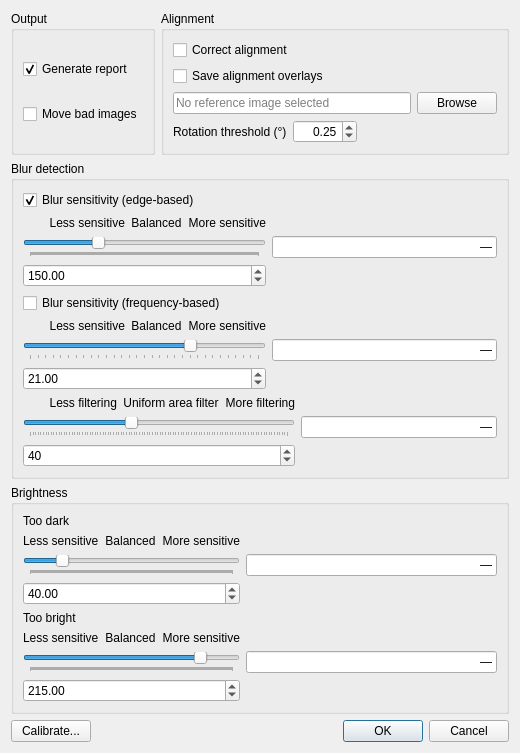
Qt form src/GRIME_AI/dialogs/triage/QDialog_TriageOptions.ui (JohnStranzl/GRIME-AI) before a commit.
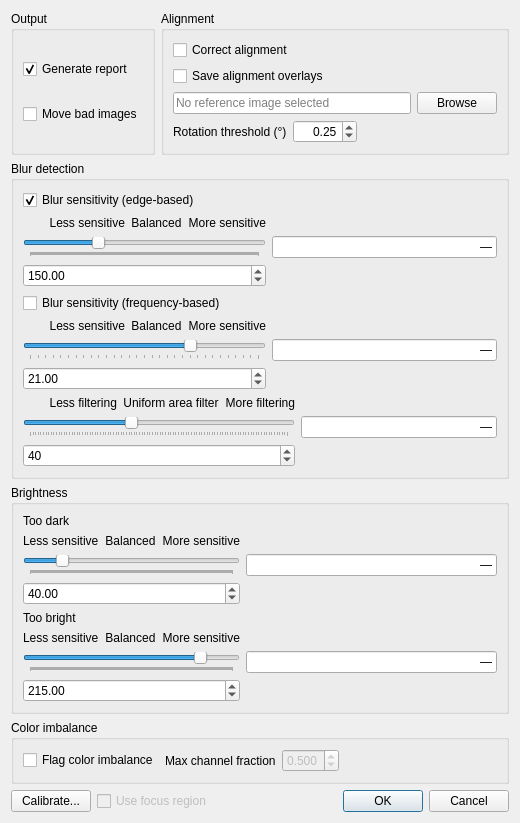
The same form after that commit.

Commit message: New Triage Calibration capability Added capability to use good/bad images classified as being blurry, under/over-exposed, or color imbalanced to calibrate the values needed by image tirage algorithms (FFT, Laplacian, etc.) to identify potentially problematic images.

```diff
--- a/src/GRIME_AI/dialogs/triage/QDialog_TriageOptions.ui
+++ b/src/GRIME_AI/dialogs/triage/QDialog_TriageOptions.ui
@@ -409,6 +409,46 @@
     </widget>
    </item>
 
+
+   <!-- Color imbalance -->
+   <item>
+    <widget class="QGroupBox" name="groupBox_ColorImbalance">
+     <property name="title"><string>Color imbalance</string></property>
+     <layout class="QHBoxLayout" name="hLayoutColorImbalance">
+      <item>
+       <widget class="QCheckBox" name="checkBox_UseColorImbalance">
+        <property name="text"><string>Flag color imbalance</string></property>
+        <property name="checked"><bool>false</bool></property>
+        <property name="toolTip"><string>Flag images where a single color channel dominates the scene, indicating sunrise/sunset lighting or a camera white balance problem.</string></property>
+       </widget>
+      </item>
+      <item>
+       <widget class="QLabel" name="labelColorImbalanceThreshold">
+        <property name="text"><string>Max channel fraction</string></property>
+        <property name="toolTip"><string>Flag if the dominant channel exceeds this fraction of total RGB. 0.5 = any channel contributing more than 50% of total brightness is flagged.</string></property>
+       </widget>
+      </item>
+      <item>
+       <widget class="QDoubleSpinBox" name="doubleSpinBox_ColorImbalanceThreshold">
+        <property name="enabled"><bool>false</bool></property>
+        <property name="minimum"><double>0.334000000000000</double></property>
+        <property name="maximum"><double>1.000000000000000</double></property>
+        <property name="singleStep"><double>0.010000000000000</double></property>
+        <property name="decimals"><number>3</number></property>
+        <property name="value"><double>0.500000000000000</double></property>
+        <property name="toolTip"><string>Flag if the dominant channel exceeds this fraction of total RGB. 0.5 = any channel contributing more than 50% of total brightness is flagged.</string></property>
+       </widget>
+      </item>
+      <item>
+       <spacer name="spacerColorImbalance">
+        <property name="orientation"><enum>Qt::Horizontal</enum></property>
+        <property name="sizeHint" stdset="0"><size><width>40</width><height>20</height></size></property>
+       </spacer>
+      </item>
+     </layout>
+    </widget>
+   </item>
+
    <!-- Dialog buttons -->
    <item>
     <layout class="QHBoxLayout" name="hLayoutDialogButtons">
@@ -418,6 +458,14 @@
        <property name="toolTip"><string>Open the calibration tool to automatically determine optimal blur and brightness thresholds from your own labelled images.</string></property>
       </widget>
      </item>
+     <item>
+      <widget class="QCheckBox" name="checkBox_UseFocusROI">
+       <property name="text"><string>Use focus region</string></property>
+       <property name="enabled"><bool>false</bool></property>
+       <property name="checked"><bool>false</bool></property>
+       <property name="toolTip"><string>Restrict blur scoring to the focus region defined in Calibrate. Enabled only when a focus region has been saved.</string></property>
+      </widget>
+     </item>
      <item>
       <spacer name="spacerDialogButtons">
        <property name="orientation"><enum>Qt::Horizontal</enum></property>
```
The commit also changes 8 other files.
